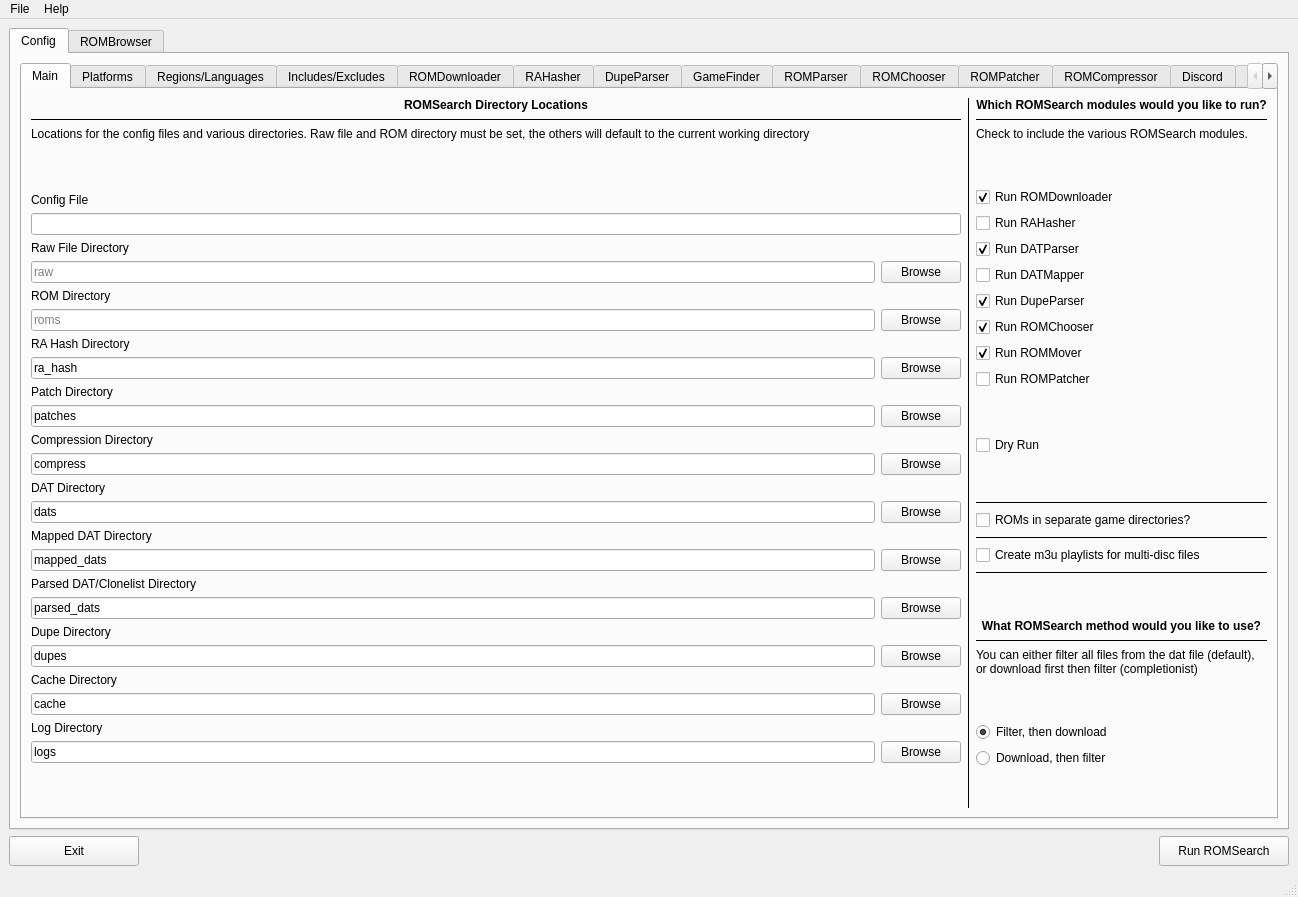
Above: romsearch/gui/layout_romsearch.ui from bbtufty/romsearch before the change. Below: the same form after it.
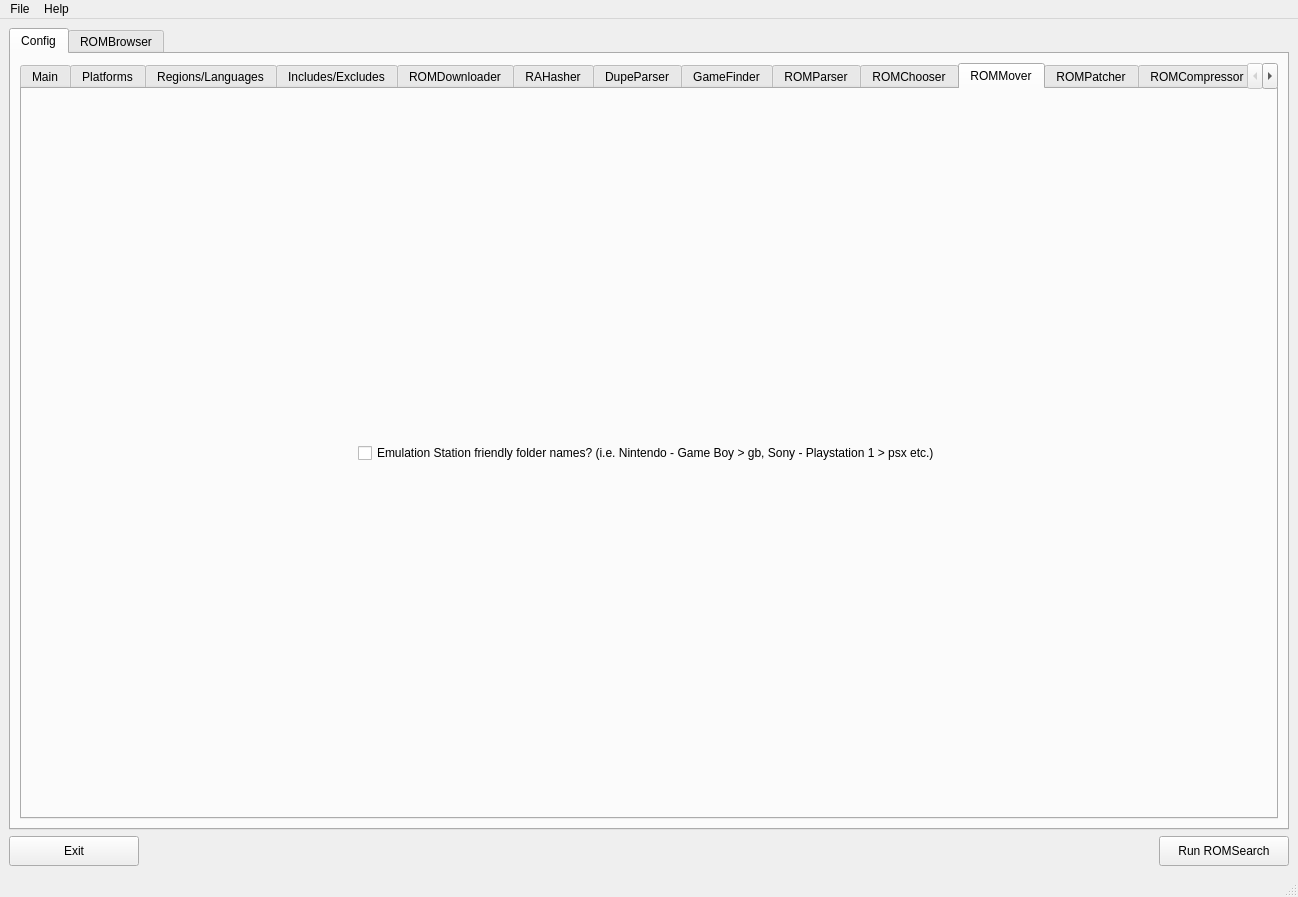
That is the form after the change.

Commit message: Added ROMMover tab with option to use EmulationStation friendly folder names

```diff
--- a/romsearch/gui/layout_romsearch.ui
+++ b/romsearch/gui/layout_romsearch.ui
@@ -52,7 +52,7 @@
            <enum>QTabWidget::TabShape::Rounded</enum>
           </property>
           <property name="currentIndex">
-           <number>0</number>
+           <number>10</number>
           </property>
           <property name="tabsClosable">
            <bool>false</bool>
@@ -2345,6 +2345,57 @@
             </item>
            </layout>
           </widget>
+          <widget class="QWidget" name="tabConfigRomMover">
+           <property name="enabled">
+            <bool>true</bool>
+           </property>
+           <attribute name="title">
+            <string>ROMMover</string>
+           </attribute>
+           <layout class="QGridLayout" name="gridLayout_5">
+            <item row="0" column="0">
+             <layout class="QGridLayout" name="gridLayout_4">
+              <item row="0" column="2">
+               <spacer name="gridLayoutConfigRomDownloaderRight_2">
+                <property name="orientation">
+                 <enum>Qt::Orientation::Horizontal</enum>
+                </property>
+                <property name="sizeHint" stdset="0">
+                 <size>
+                  <width>40</width>
+                  <height>20</height>
+                 </size>
+                </property>
+               </spacer>
+              </item>
+              <item row="0" column="1">
+               <layout class="QVBoxLayout" name="verticalLayout_6">
+                <item>
+                 <widget class="QCheckBox" name="checkBoxConfigRomMoverESFriendlyFolders">
+                  <property name="text">
+                   <string>Emulation Station friendly folder names? (i.e. Nintendo - Game Boy &gt; gb, Sony - Playstation 1 &gt; psx etc.)</string>
+                  </property>
+                 </widget>
+                </item>
+               </layout>
+              </item>
+              <item row="0" column="0">
+               <spacer name="gridLayoutConfigRomDownloaderLeft_2">
+                <property name="orientation">
+                 <enum>Qt::Orientation::Horizontal</enum>
+                </property>
+                <property name="sizeHint" stdset="0">
+                 <size>
+                  <width>40</width>
+                  <height>20</height>
+                 </size>
+                </property>
+               </spacer>
+              </item>
+             </layout>
+            </item>
+           </layout>
+          </widget>
           <widget class="QWidget" name="tabConfigRomPatcher">
            <attribute name="title">
             <string>ROMPatcher</string>
```
Left out of the diff: 4 changed lines with no effect on the pictures. The commit also changes 18 other files.
